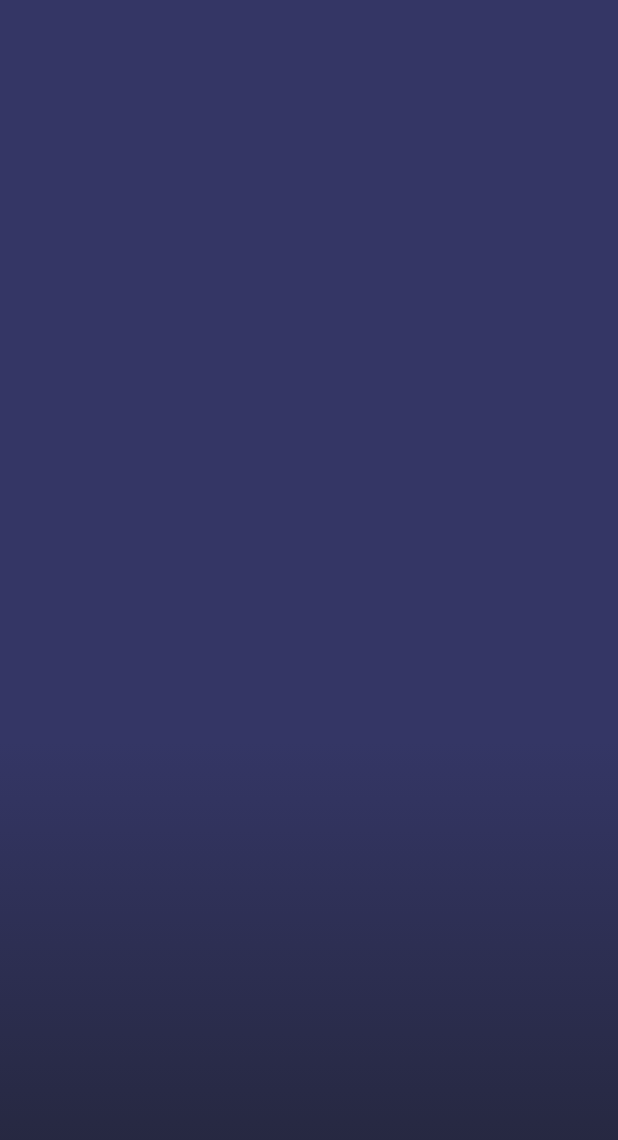
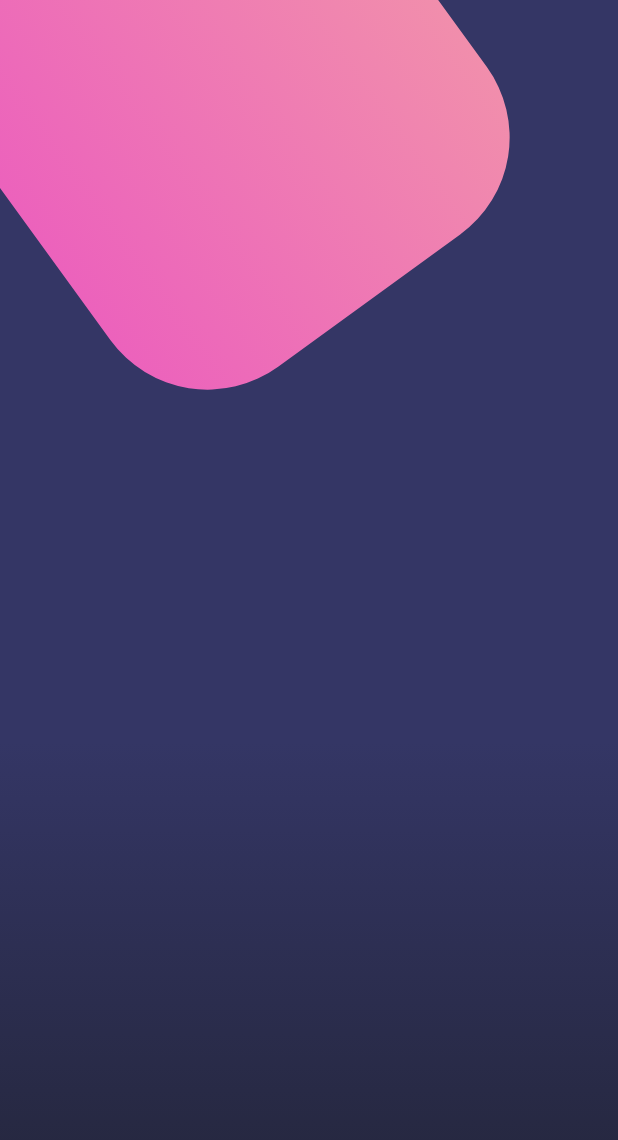
Before and after one commit to VershyCode/flutter-designs-mix, a Flutter app: the screen it shows after launch, on a phone screen of 412 x 824 dp. Shown: the top 1140 px of the screen. Run offline on Flutter 3.47's test engine with Material 2 defaults, Android fonts, the phone set to English and light mode, and no system bars.

Commit message:
BotonesPage: Fondo de la app terminado
- Se concluyo la implementacion del fondo de la app, se implementaron 2
  containers en un stack los cuales contenian sus respectivos gradientes.

```diff
--- a/lib/pages/botones_page.dart
+++ b/lib/pages/botones_page.dart
@@ -1,3 +1,5 @@
+import 'dart:math';
+
 import 'package:flutter/material.dart';
 
 class BotonesPage extends StatelessWidget {
@@ -13,6 +15,7 @@ class BotonesPage extends StatelessWidget {
   }
 
   Widget _fondoApp() {
+
     final gradiente = Container(
       width: double.infinity,
       height: double.infinity,
@@ -27,9 +30,33 @@ class BotonesPage extends StatelessWidget {
         )
       ),
     );
+
+    final cajaRosa = Transform.rotate(
+      angle: -pi / 5.0,
+      child: Container(
+        height: 310.0,
+        width: 310.0,
+        decoration: BoxDecoration(
+          borderRadius: BorderRadius.circular(80.0),
+          color: Colors.pink,
+          gradient: LinearGradient(
+            colors: [
+              Color.fromRGBO(236, 98, 188, 1.0),
+              Color.fromRGBO(241, 142, 172, 1.0)
+            ]
+          )
+        ),
+      )
+    );
+
+
     return Stack(
       children: <Widget>[
-        gradiente
+        gradiente,
+        Positioned(
+          child: cajaRosa,
+          top: -80,
+        ),
       ],
     );
   }
```
